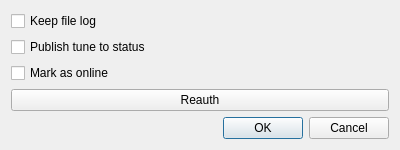
Qt form src/plugins/azoth/plugins/murm/accountconfigdialog.ui (0xd34df00d/leechcraft) before a commit.
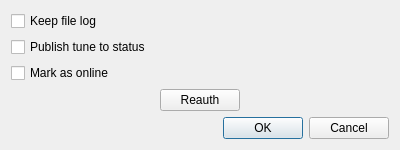
The same form after that commit.

Commit message: [Azoth Murm] Better config dlg layout for #1370.

The edit to the form file:
```diff
--- a/src/plugins/azoth/plugins/murm/accountconfigdialog.ui
+++ b/src/plugins/azoth/plugins/murm/accountconfigdialog.ui
@@ -36,11 +36,41 @@
     </widget>
    </item>
    <item>
+    <layout class="QHBoxLayout" name="horizontalLayout">
+     <item>
+      <spacer name="horizontalSpacer">
+       <property name="orientation">
+        <enum>Qt::Horizontal</enum>
+       </property>
+       <property name="sizeHint" stdset="0">
+        <size>
+         <width>40</width>
+         <height>20</height>
+        </size>
+       </property>
+      </spacer>
+     </item>
+     <item>
     <widget class="QPushButton" name="Reauth_">
      <property name="text">
       <string>Reauth</string>
      </property>
     </widget>
+     </item>
+     <item>
+      <spacer name="horizontalSpacer_2">
+       <property name="orientation">
+        <enum>Qt::Horizontal</enum>
+       </property>
+       <property name="sizeHint" stdset="0">
+        <size>
+         <width>40</width>
+         <height>20</height>
+        </size>
+       </property>
+      </spacer>
+     </item>
+    </layout>
    </item>
    <item>
     <spacer name="verticalSpacer">
```
Lines whose indentation alone changed are shown as unchanged.
